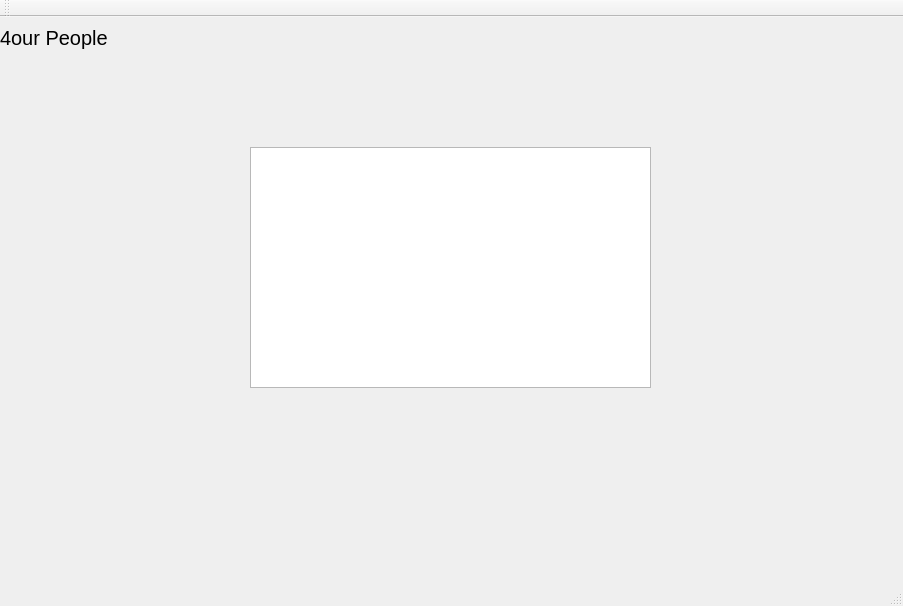
The window that qt_cuacs_UI/mainwindow.ui (kalebtesfay/Animal_Shelter_System) describes before a commit, drawn with Qt 5.
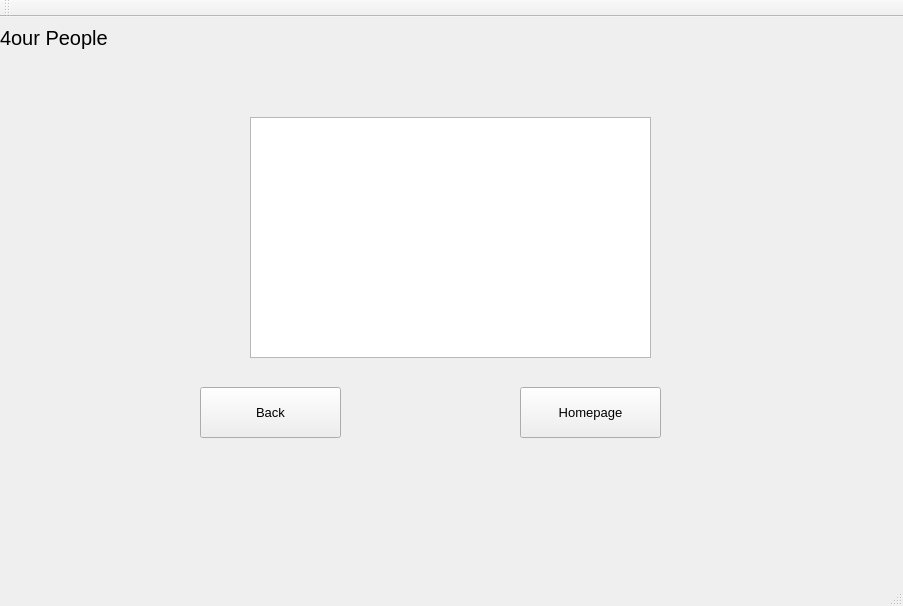
The same window after the commit. The open tabs and pages were chosen to show the change.

Diff of the .ui file:
```diff
--- a/qt_cuacs_UI/mainwindow.ui
+++ b/qt_cuacs_UI/mainwindow.ui
@@ -828,7 +828,7 @@
       <property name="geometry">
        <rect>
         <x>250</x>
-        <y>130</y>
+        <y>100</y>
         <width>401</width>
         <height>241</height>
        </rect>
@@ -852,6 +852,42 @@
        <string/>
       </property>
      </widget>
+     <widget class="QPushButton" name="pushButton_16">
+      <property name="geometry">
+       <rect>
+        <x>200</x>
+        <y>370</y>
+        <width>141</width>
+        <height>51</height>
+       </rect>
+      </property>
+      <property name="font">
+       <font>
+        <pointsize>10</pointsize>
+       </font>
+      </property>
+      <property name="text">
+       <string>Back</string>
+      </property>
+     </widget>
+     <widget class="QPushButton" name="pushButton_17">
+      <property name="geometry">
+       <rect>
+        <x>520</x>
+        <y>370</y>
+        <width>141</width>
+        <height>51</height>
+       </rect>
+      </property>
+      <property name="font">
+       <font>
+        <pointsize>10</pointsize>
+       </font>
+      </property>
+      <property name="text">
+       <string>Homepage</string>
+      </property>
+     </widget>
     </widget>
     <widget class="QWidget" name="page_7">
      <widget class="QLabel" name="label_24">
```
